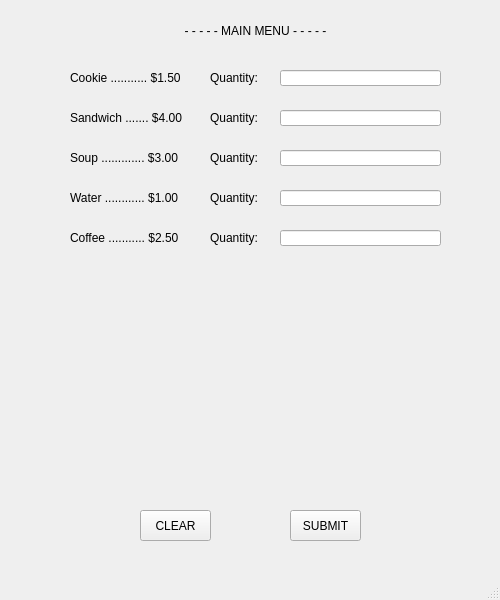
Before: the Qt Designer form view.ui in Jocelyn-Hn/Project-1, drawn with Qt 5.
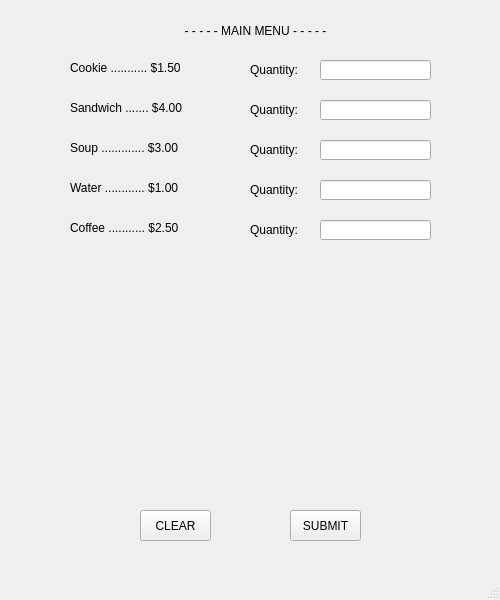
After: the same form once the commit is applied.

What changed in the file:
```diff
--- a/view.ui
+++ b/view.ui
@@ -46,7 +46,7 @@
     <property name="geometry">
      <rect>
       <x>70</x>
-      <y>70</y>
+      <y>60</y>
       <width>131</width>
       <height>16</height>
      </rect>
@@ -59,7 +59,7 @@
     <property name="geometry">
      <rect>
       <x>70</x>
-      <y>110</y>
+      <y>100</y>
       <width>131</width>
       <height>16</height>
      </rect>
@@ -72,7 +72,7 @@
     <property name="geometry">
      <rect>
       <x>70</x>
-      <y>190</y>
+      <y>180</y>
       <width>131</width>
       <height>16</height>
      </rect>
@@ -84,10 +84,10 @@
    <widget class="QLabel" name="label_q1">
     <property name="geometry">
      <rect>
-      <x>210</x>
-      <y>70</y>
+      <x>250</x>
+      <y>60</y>
       <width>61</width>
-      <height>16</height>
+      <height>20</height>
      </rect>
     </property>
     <property name="text">
@@ -97,10 +97,10 @@
    <widget class="QLabel" name="label_q2">
     <property name="geometry">
      <rect>
-      <x>210</x>
-      <y>110</y>
+      <x>250</x>
+      <y>100</y>
       <width>61</width>
-      <height>16</height>
+      <height>20</height>
      </rect>
     </property>
     <property name="text">
@@ -110,10 +110,10 @@
    <widget class="QLabel" name="label_q3">
     <property name="geometry">
      <rect>
-      <x>210</x>
-      <y>190</y>
+      <x>250</x>
+      <y>180</y>
       <width>61</width>
-      <height>16</height>
+      <height>20</height>
      </rect>
     </property>
     <property name="text">
@@ -197,9 +197,9 @@
    <widget class="QLabel" name="error_summary">
     <property name="geometry">
      <rect>
-      <x>180</x>
+      <x>170</x>
       <y>290</y>
-      <width>141</width>
+      <width>161</width>
       <height>211</height>
      </rect>
     </property>
@@ -211,7 +211,7 @@
     <property name="geometry">
      <rect>
       <x>70</x>
-      <y>230</y>
+      <y>220</y>
       <width>131</width>
       <height>16</height>
      </rect>
@@ -223,10 +223,10 @@
    <widget class="QLabel" name="label_q4">
     <property name="geometry">
      <rect>
-      <x>210</x>
-      <y>230</y>
+      <x>250</x>
+      <y>220</y>
       <width>61</width>
-      <height>16</height>
+      <height>20</height>
      </rect>
     </property>
     <property name="text">
@@ -237,7 +237,7 @@
     <property name="geometry">
      <rect>
       <x>70</x>
-      <y>150</y>
+      <y>140</y>
       <width>131</width>
       <height>16</height>
      </rect>
@@ -249,10 +249,10 @@
    <widget class="QLabel" name="label_q5">
     <property name="geometry">
      <rect>
-      <x>210</x>
-      <y>150</y>
+      <x>250</x>
+      <y>140</y>
       <width>61</width>
-      <height>16</height>
+      <height>20</height>
      </rect>
     </property>
     <property name="text">
@@ -262,10 +262,10 @@
    <widget class="QLineEdit" name="input_cookie">
     <property name="geometry">
      <rect>
-      <x>280</x>
-      <y>70</y>
-      <width>161</width>
-      <height>16</height>
+      <x>320</x>
+      <y>60</y>
+      <width>111</width>
+      <height>20</height>
      </rect>
     </property>
     <property name="alignment">
@@ -275,10 +275,10 @@
    <widget class="QLineEdit" name="input_sandwich">
     <property name="geometry">
      <rect>
-      <x>280</x>
-      <y>110</y>
-      <width>161</width>
-      <height>16</height>
+      <x>320</x>
+      <y>100</y>
+      <width>111</width>
+      <height>20</height>
      </rect>
     </property>
     <property name="alignment">
@@ -288,10 +288,10 @@
    <widget class="QLineEdit" name="input_soup">
     <property name="geometry">
      <rect>
-      <x>280</x>
-      <y>150</y>
-      <width>161</width>
-      <height>16</height>
+      <x>320</x>
+      <y>140</y>
+      <width>111</width>
+      <height>20</height>
      </rect>
     </property>
     <property name="alignment">
@@ -301,10 +301,10 @@
    <widget class="QLineEdit" name="input_water">
     <property name="geometry">
      <rect>
-      <x>280</x>
-      <y>190</y>
-      <width>161</width>
-      <height>16</height>
+      <x>320</x>
+      <y>180</y>
+      <width>111</width>
+      <height>20</height>
      </rect>
     </property>
     <property name="alignment">
@@ -314,10 +314,10 @@
    <widget class="QLineEdit" name="input_coffee">
     <property name="geometry">
      <rect>
-      <x>280</x>
-      <y>230</y>
-      <width>161</width>
-      <height>16</height>
+      <x>320</x>
+      <y>220</y>
+      <width>111</width>
+      <height>20</height>
      </rect>
     </property>
     <property name="alignment">
```
